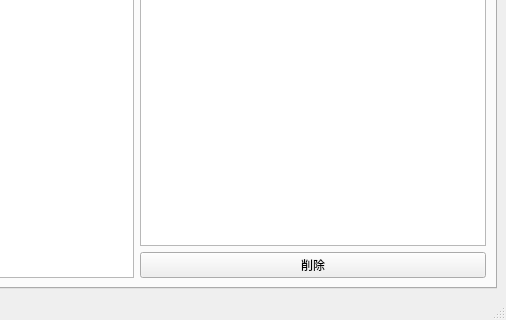
Qt form mainwindow.ui (ROMEKANA/TimeTable) before a commit; both pictures show x 579 to 1085 and y 457 to 777 of the 1085 by 777 pixel window.
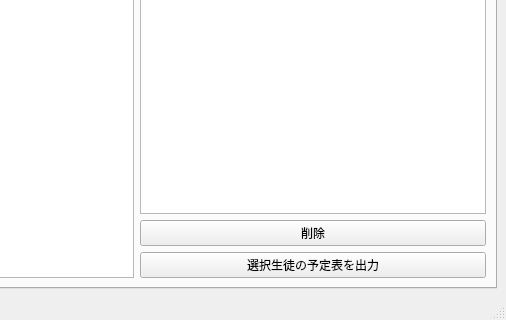
The same form after that commit. The open tabs and pages were chosen to show the change.

Commit message:
プロジェクトバージョンの更新および予定表出力と講師予定表印刷を拡張する
- CMakeLists.txtにて、プロジェクトバージョンを0.1.11から0.1.12に更新しました。
- メインウィンドウのUIに、選択した生徒および教師のスケジュールをエクスポートするためのボタンを追加しました。
- 選択した生徒および教師のスケジュールをクリップボードへエクスポートする処理を行うスロット関数を実装しました。
- 教師および生徒のスケジュールテキスト生成を含む、新しいエクスポート機能に対応するよう、スケジュール関連の関数をリファクタリングしました。
- 生徒の敬称や教師のスケジュール表示オプションに関する新しい設定を含めるよう、マスタデータの読み込みおよび正規化処理を強化しました。

```diff
--- a/mainwindow.ui
+++ b/mainwindow.ui
@@ -367,6 +367,13 @@
               </property>
              </widget>
             </item>
+            <item>
+             <widget class="QPushButton" name="studentScheduleFromListButton">
+              <property name="text">
+               <string>選択生徒の予定表を出力</string>
+              </property>
+             </widget>
+            </item>
            </layout>
           </item>
          </layout>
```
Left out of the diff: 20 changed lines with no effect on the pictures. The commit also changes 6 other files.
